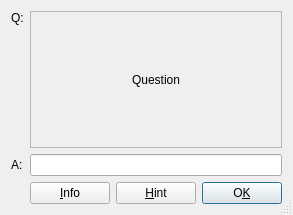
Qt form flashcardwindow.ui (megamasha/FlashKard) before a commit.
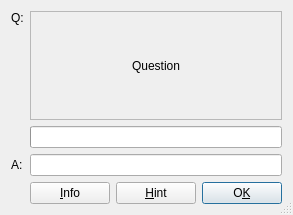
The same form after that commit.

The edit to the form file:
```diff
--- a/flashcardwindow.ui
+++ b/flashcardwindow.ui
@@ -22,7 +22,7 @@
   <property name="modal">
    <bool>true</bool>
   </property>
-  <layout class="QGridLayout" name="gridLayout" rowstretch="1,0,0,0" columnstretch="0,1">
+  <layout class="QGridLayout" name="gridLayout" rowstretch="1,0,0,0,0" columnstretch="0,1">
    <item row="0" column="0">
     <widget class="QLabel" name="questionLabel">
      <property name="text">
@@ -129,6 +129,25 @@
      </item>
     </layout>
    </item>
+   <item row="1" column="1">
+    <widget class="QProgressBar" name="timerProgressBar">
+     <property name="maximum">
+      <number>300</number>
+     </property>
+     <property name="value">
+      <number>0</number>
+     </property>
+     <property name="textVisible">
+      <bool>false</bool>
+     </property>
+     <property name="orientation">
+      <enum>Qt::Horizontal</enum>
+     </property>
+     <property name="invertedAppearance">
+      <bool>false</bool>
+     </property>
+    </widget>
+   </item>
   </layout>
  </widget>
  <resources/>
```
Left out of the diff: 2 changed lines with no effect on the pictures.
